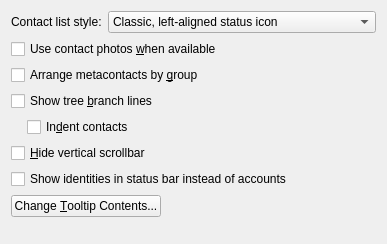
KDE/kopete, file kopete/config/appearance/appearanceconfig_contactlist.ui: the form before one commit.
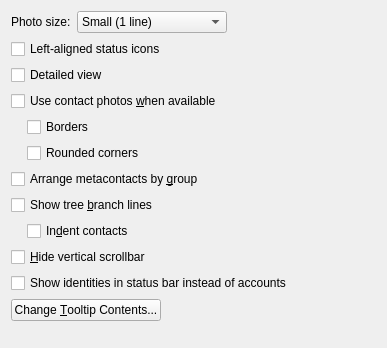
The form after the commit.

Commit message:
Contact list enhancements - border options, rounded icons, size selections
Squashed commit of the following:

commit d63cdc21a1b2137350bf57edc4e320e8718a8320

    removed whitespace

commit 128996f7476aea00a6c5913d1fa0cb6d35b493e3

    fix border options

commit 482b6738f916b617b3bb90d931fbdbfd0610fcd8

    rounded

commit b25d058d1f1cea2c2574244ade915c361e70c7c0

    enhanced Border and Details options

The edit to the form file:
```diff
--- a/kopete/config/appearance/appearanceconfig_contactlist.ui
+++ b/kopete/config/appearance/appearanceconfig_contactlist.ui
@@ -6,7 +6,7 @@
     <x>0</x>
     <y>0</y>
     <width>387</width>
-    <height>244</height>
+    <height>348</height>
    </rect>
   </property>
   <property name="windowTitle" >
@@ -14,16 +14,22 @@
   </property>
   <layout class="QVBoxLayout" name="verticalLayout" >
    <item>
-    <layout class="QHBoxLayout" name="horizontalLayout" >
+    <layout class="QHBoxLayout" name="horizontalLayout_4" >
      <item>
-      <widget class="QLabel" name="label" >
+      <widget class="QLabel" name="label_2" >
+       <property name="sizePolicy" >
+        <sizepolicy vsizetype="Preferred" hsizetype="Preferred" >
+         <horstretch>0</horstretch>
+         <verstretch>0</verstretch>
+        </sizepolicy>
+       </property>
        <property name="text" >
-        <string>Contact list style:</string>
+        <string>Photo size:</string>
        </property>
       </widget>
      </item>
      <item>
-      <widget class="QComboBox" name="kcfg_contactListDisplayMode" >
+      <widget class="QComboBox" name="kcfg_contactListSize" >
        <property name="sizePolicy" >
         <sizepolicy vsizetype="Fixed" hsizetype="Expanding" >
          <horstretch>0</horstretch>
@@ -32,23 +38,62 @@
        </property>
        <item>
         <property name="text" >
-         <string>Classic, left-aligned status icon</string>
+         <string>Small (1 line)</string>
         </property>
        </item>
        <item>
         <property name="text" >
-         <string>Right-aligned status icons</string>
+         <string>Medium (2 lines)</string>
         </property>
        </item>
        <item>
         <property name="text" >
-         <string>Detailed view</string>
+         <string>Large (3 lines)</string>
         </property>
        </item>
       </widget>
      </item>
+     <item>
+      <spacer name="horizontalSpacer" >
+       <property name="orientation" >
+        <enum>Qt::Horizontal</enum>
+       </property>
+       <property name="sizeHint" stdset="0" >
+        <size>
+         <width>40</width>
+         <height>20</height>
+        </size>
+       </property>
+      </spacer>
+     </item>
     </layout>
    </item>
+   <item>
+    <widget class="QCheckBox" name="kcfg_contactListLeftMode" >
+     <property name="sizePolicy" >
+      <sizepolicy vsizetype="Fixed" hsizetype="Preferred" >
+       <horstretch>0</horstretch>
+       <verstretch>0</verstretch>
+      </sizepolicy>
+     </property>
+     <property name="text" >
+      <string>Left-aligned status icons</string>
+     </property>
+    </widget>
+   </item>
+   <item>
+    <widget class="QCheckBox" name="kcfg_contactListDetailedMode" >
+     <property name="sizePolicy" >
+      <sizepolicy vsizetype="Fixed" hsizetype="Preferred" >
+       <horstretch>0</horstretch>
+       <verstretch>0</verstretch>
+      </sizepolicy>
+     </property>
+     <property name="text" >
+      <string>Detailed view</string>
+     </property>
+    </widget>
+   </item>
    <item>
     <widget class="QCheckBox" name="kcfg_contactListIconMode" >
      <property name="sizePolicy" >
@@ -62,6 +107,66 @@
      </property>
     </widget>
    </item>
+   <item>
+    <layout class="QHBoxLayout" name="horizontalLayout_6" >
+     <item>
+      <spacer name="horizontalSpacer_2" >
+       <property name="orientation" >
+        <enum>Qt::Horizontal</enum>
+       </property>
+       <property name="sizeType" >
+        <enum>QSizePolicy::Fixed</enum>
+       </property>
+       <property name="sizeHint" stdset="0" >
+        <size>
+         <width>16</width>
+         <height>16</height>
+        </size>
+       </property>
+      </spacer>
+     </item>
+     <item>
+      <widget class="QCheckBox" name="kcfg_contactListIconBorders" >
+       <property name="enabled" >
+        <bool>true</bool>
+       </property>
+       <property name="text" >
+        <string>Borders</string>
+       </property>
+      </widget>
+     </item>
+    </layout>
+   </item>
+   <item>
+    <layout class="QHBoxLayout" name="horizontalLayout_4" >
+     <item>
+      <spacer name="horizontalSpacer" >
+       <property name="orientation" >
+        <enum>Qt::Horizontal</enum>
+       </property>
+       <property name="sizeType" >
+        <enum>QSizePolicy::Fixed</enum>
+       </property>
+       <property name="sizeHint" stdset="0" >
+        <size>
+         <width>16</width>
+         <height>16</height>
+        </size>
+       </property>
+      </spacer>
+     </item>
+     <item>
+      <widget class="QCheckBox" name="kcfg_contactListIconRounded" >
+       <property name="enabled" >
+        <bool>true</bool>
+       </property>
+       <property name="text" >
+        <string>Rounded corners</string>
+       </property>
+      </widget>
+     </item>
+    </layout>
+   </item>
    <item>
     <widget class="QCheckBox" name="kcfg_groupContactByGroup" >
      <property name="sizePolicy" >
@@ -181,17 +286,14 @@
     </layout>
    </item>
    <item>
-    <spacer>
+    <spacer name="verticalSpacer" >
      <property name="orientation" >
       <enum>Qt::Vertical</enum>
      </property>
-     <property name="sizeType" >
-      <enum>QSizePolicy::Expanding</enum>
-     </property>
      <property name="sizeHint" stdset="0" >
       <size>
        <width>20</width>
-       <height>0</height>
+       <height>40</height>
       </size>
      </property>
     </spacer>
```
Left out of the diff: 33 changed lines with no effect on the pictures. The commit also changes 3 other files.
